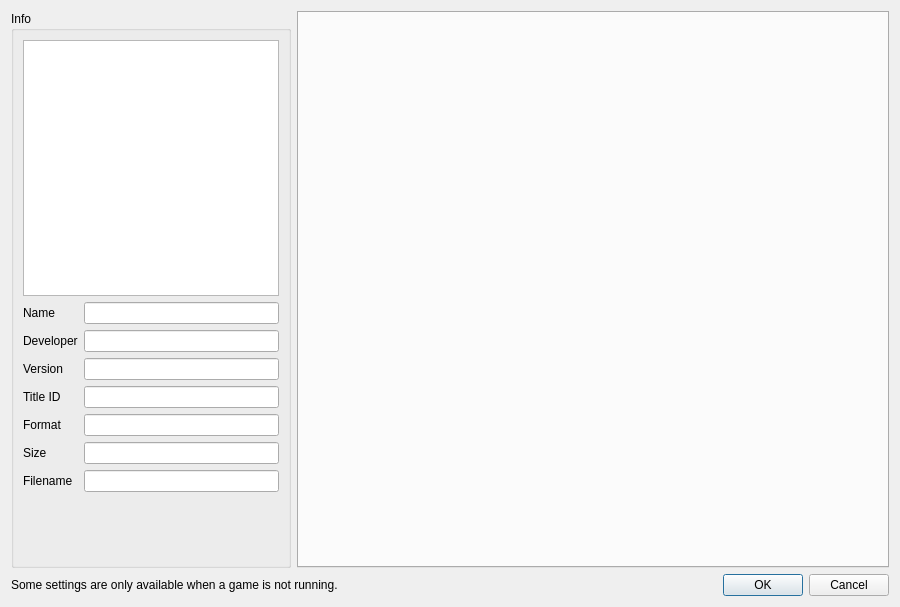
This is src/yuzu/configuration/configure_per_game.ui in suyu-emu/suyu-v0.0.4 as Qt 5 draws it before an edit. The edited form follows.
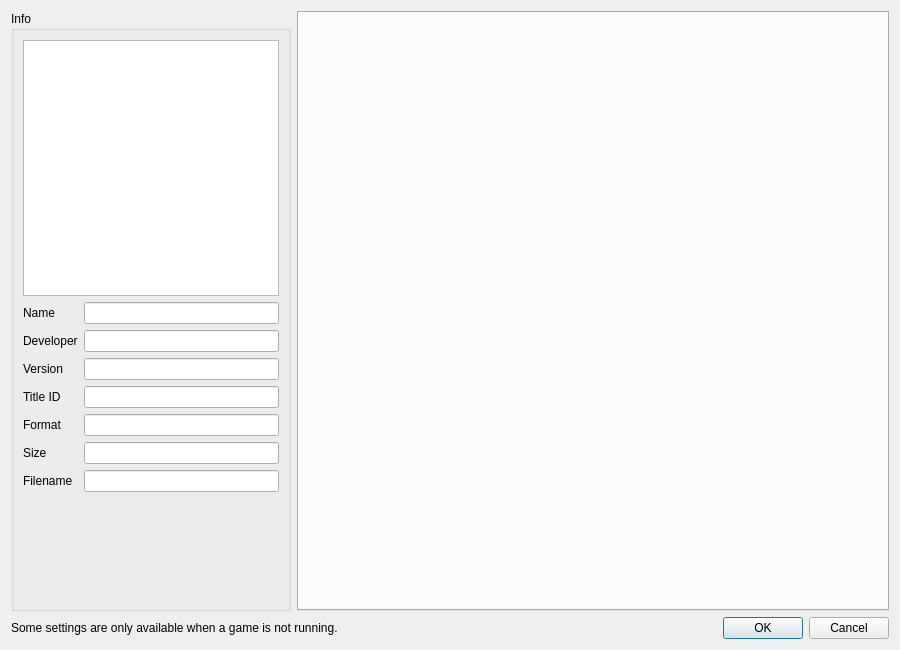
This is the edited form.

Commit message: configuration: increase default height of per-game configuration window

The edit to the form file:
```diff
--- a/src/yuzu/configuration/configure_per_game.ui
+++ b/src/yuzu/configuration/configure_per_game.ui
@@ -7,7 +7,7 @@
     <x>0</x>
     <y>0</y>
     <width>900</width>
-    <height>607</height>
+    <height>650</height>
    </rect>
   </property>
   <property name="minimumSize">
```
The commit also changes 1 other file.
